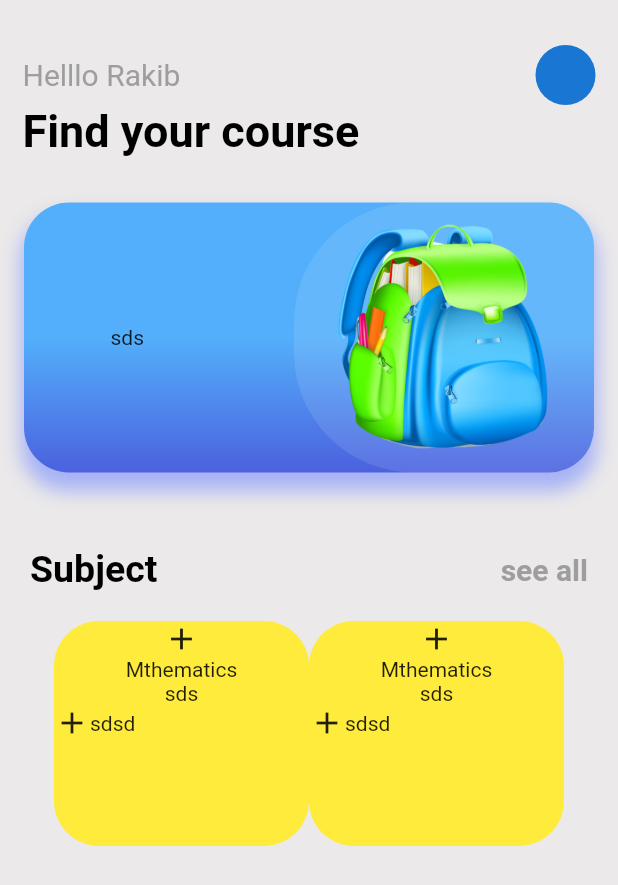
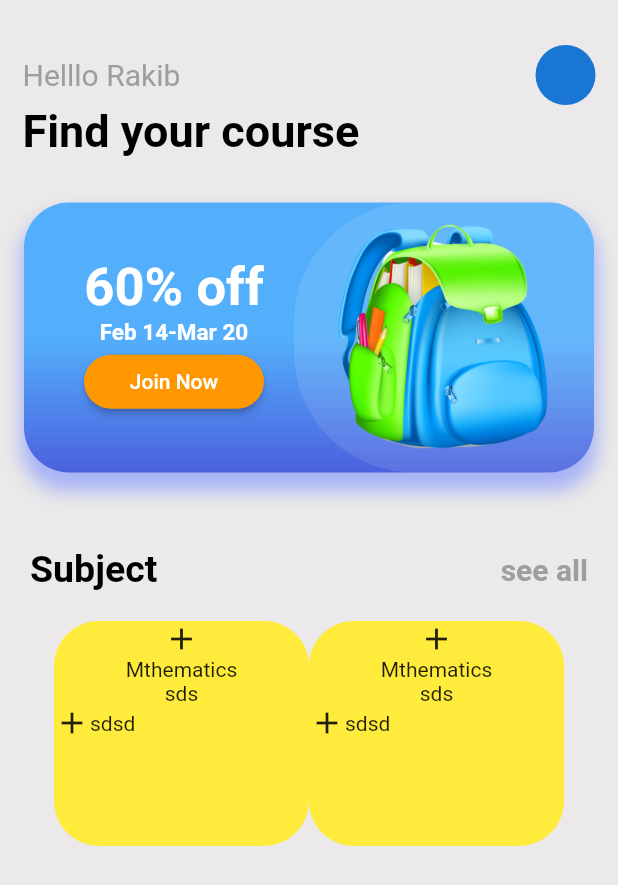
Before and after one commit to sayanths/-small-ui-_banglore, a Flutter app: the screen it shows after launch, on a phone screen of 412 x 824 dp. Shown: the top 885 px of the screen. Run offline on Flutter 3.47's test engine with Material 2 defaults, Android fonts, the phone set to English and light mode, and no system bars.

Commit message:
custom container done

```diff
--- a/lib/app/home_page/view/home_page.dart
+++ b/lib/app/home_page/view/home_page.dart
@@ -65,19 +65,42 @@ class HomePage extends StatelessWidget {
               child: Row(
                 mainAxisAlignment: MainAxisAlignment.end,
                 children: [
-                  Container(
-
+                  SizedBox(
                     child: Column(
                       children: [
                         Row(
-
                           children: [
                             Column(
                               children: [
-                                Text("sds"),
+                                const Text(
+                                  "60% off",
+                                  style: TextStyle(
+                                      color: Colors.white,
+                                      fontSize: 35,
+                                      fontWeight: FontWeight.bold),
+                                ),
+                                const Text(
+                                  "Feb 14-Mar 20",
+                                  style: TextStyle(
+                                      color: Colors.white,
+                                      fontSize: 15,
+                                      fontWeight: FontWeight.bold),
+                                ),
+                                SizedBox(
+                                  width: 120,
+                                  child: ElevatedButton(
+                                    onPressed: () {},
+                                    style: ElevatedButton.styleFrom(
+                                        backgroundColor: Colors.orange,
+                                        shape: const StadiumBorder()),
+                                    child: const Text("Join Now"),
+                                  ),
+                                ),
                               ],
                             ),
-                            SizedBox(width: 100,),
+                            const SizedBox(
+                              width: 20,
+                            ),
                             Container(
                               height: 180,
                               width: 200,
```
